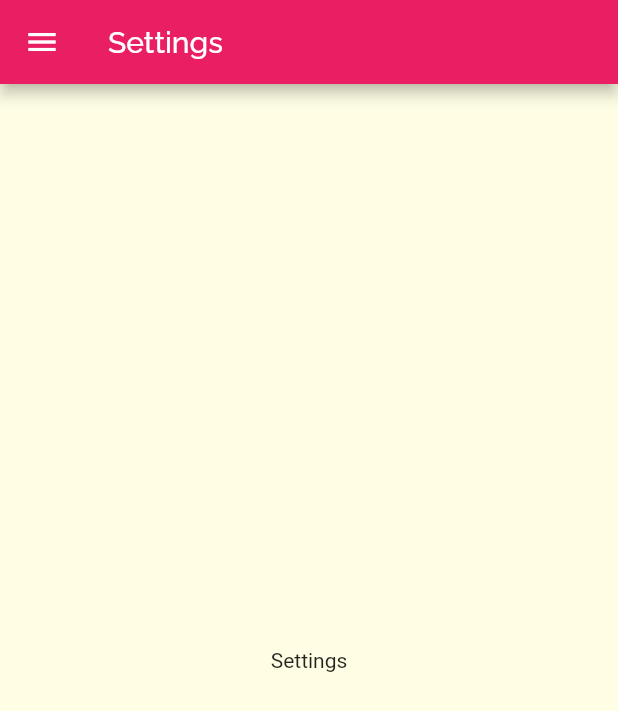
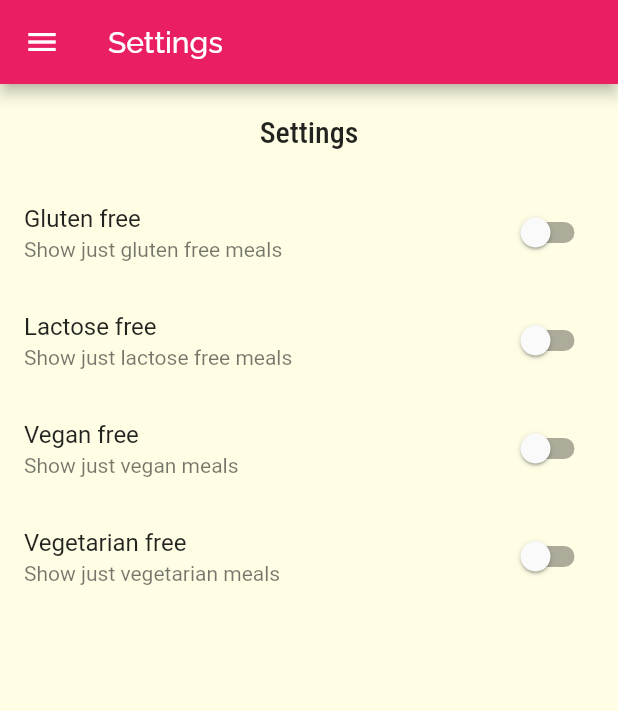
Before and after one commit to s7Thiago/flutter-food-recipes-book, a Flutter app: the SettingsScreen screen opened by its route, on a phone screen of 412 x 824 dp. Shown: the top 711 px of the screen. Run offline on Flutter 3.47's test engine with Material 2 defaults, Android fonts, the light colour scheme and no system bars.

Commit message:
Adding filter options to settings screen

```diff
--- /dev/null
+++ b/lib/models/settings.dart
@@ -0,0 +1,13 @@
+class Settings {
+  bool isGlutenFree;
+  bool isLactoseFree;
+  bool isVegan;
+  bool isVegetarian;
+
+  Settings({
+    this.isGlutenFree = false,
+    this.isLactoseFree = false,
+    this.isVegan = false,
+    this.isVegetarian = false,
+  });
+}
--- a/lib/screens/settings_screen.dart
+++ b/lib/screens/settings_screen.dart
@@ -1,7 +1,29 @@
 import 'package:cod3r_navigation/components/main_drawer.dart';
 import 'package:flutter/material.dart';
+import '../models/settings.dart';
 
-class SettingsScreen extends StatelessWidget {
+class SettingsScreen extends StatefulWidget {
+  @override
+  _SettingsScreenState createState() => _SettingsScreenState();
+}
+
+class _SettingsScreenState extends State<SettingsScreen> {
+  var settings = Settings();
+
+  Widget _createSwitch(
+    String title,
+    String subtitle,
+    bool value,
+    Function onChanged,
+  ) {
+    return SwitchListTile.adaptive(
+      title: Text(title),
+      subtitle: Text(subtitle),
+      value: value,
+      onChanged: onChanged,
+    );
+  }
+
   @override
   Widget build(BuildContext context) {
     return Scaffold(
@@ -9,8 +31,46 @@ class SettingsScreen extends StatelessWidget {
         title: Text('Settings'),
       ),
       drawer: MainDrawer(),
-      body: Center(
-        child: Text('Settings'),
+      body: Column(
+        children: [
+          Container(
+            padding: EdgeInsets.all(20),
+            child: Text(
+              'Settings',
+              style: Theme.of(context).textTheme.headline6,
+            ),
+          ),
+          Expanded(
+            child: ListView(
+              children: [
+                _createSwitch(
+                  'Gluten free',
+                  'Show just gluten free meals',
+                  settings.isGlutenFree,
+                  (value) => setState(() => settings.isGlutenFree = value),
+                ),
+                _createSwitch(
+                  'Lactose free',
+                  'Show just lactose free meals',
+                  settings.isLactoseFree,
+                  (value) => setState(() => settings.isLactoseFree = value),
+                ),
+                _createSwitch(
+                  'Vegan free',
+                  'Show just vegan meals',
+                  settings.isVegan,
+                  (value) => setState(() => settings.isVegan = value),
+                ),
+                _createSwitch(
+                  'Vegetarian free',
+                  'Show just vegetarian meals',
+                  settings.isVegetarian,
+                  (value) => setState(() => settings.isVegetarian = value),
+                ),
+              ],
+            ),
+          )
+        ],
       ),
     );
   }
```
